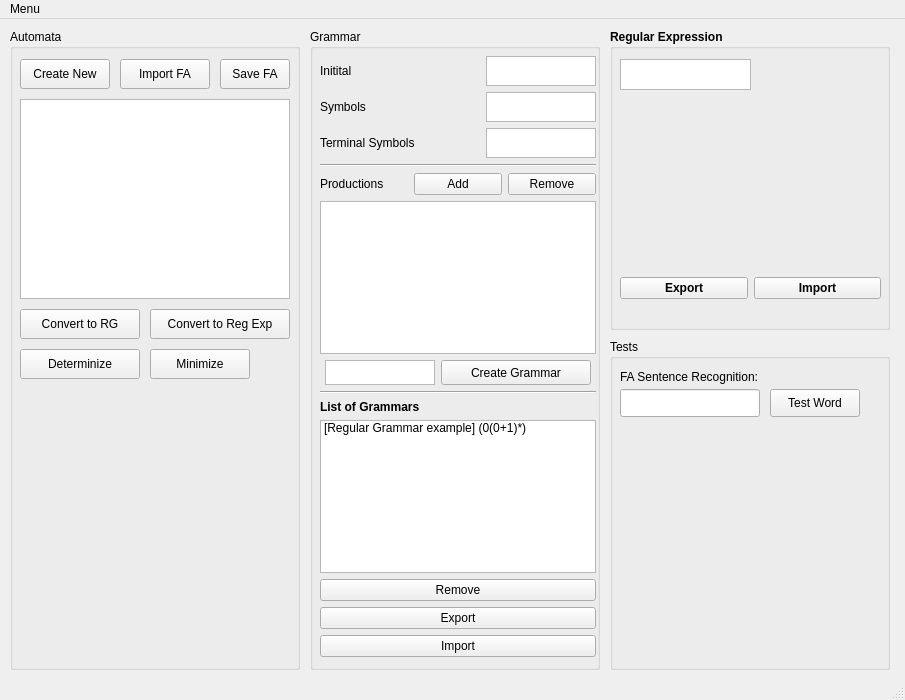
Before: the Qt Designer form ui/main_window.ui in ramnaq/midena, drawn with Qt 5.
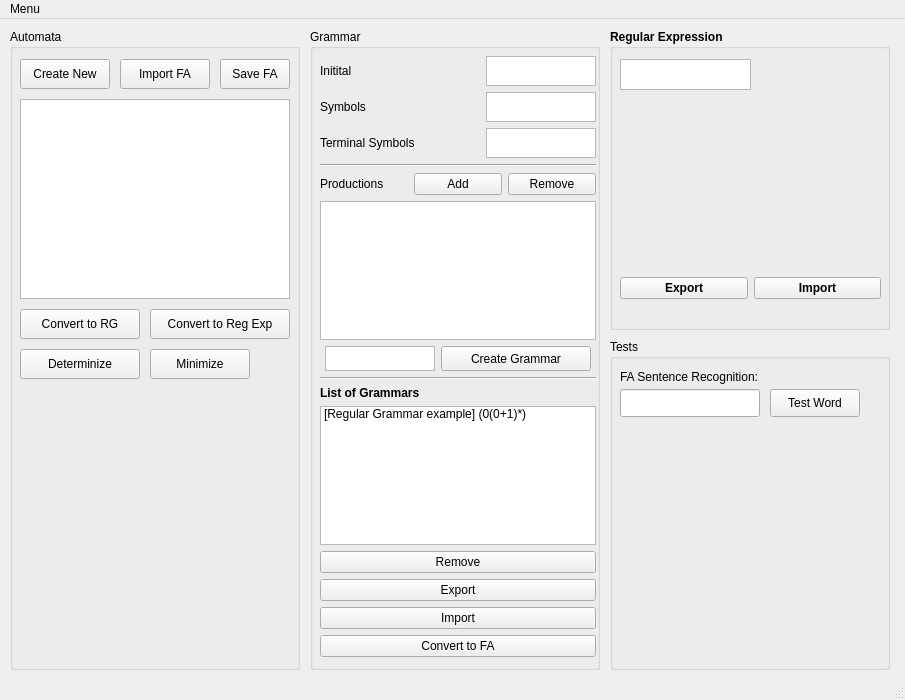
After: the same form once the commit is applied.

The edit to the form file:
```diff
--- a/ui/main_window.ui
+++ b/ui/main_window.ui
@@ -454,6 +454,13 @@
         </property>
        </widget>
       </item>
+      <item>
+       <widget class="QPushButton" name="pushButton">
+        <property name="text">
+         <string>Convert to FA</string>
+        </property>
+       </widget>
+      </item>
      </layout>
     </widget>
    </widget>
```
